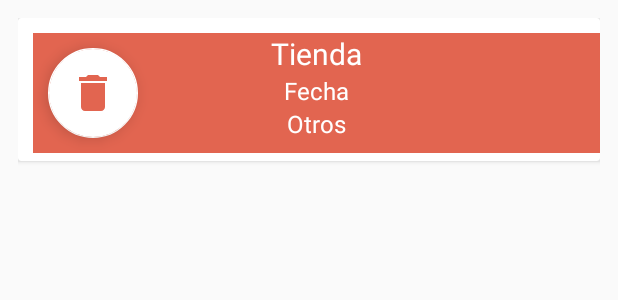
After one commit to Luigi1291/ProyectoFinal, an Android app: the layout bills_list_view.xml on its own in the app's theme, with its tools: preview values and no code run, on a phone screen of 412 x 824 dp. The commit adds this screen. Shown: the top 300 px of the screen. Run offline under Robolectric (Android 15) with nearby library versions, the phone set to English and light mode, and no system bars.

Commit message:
Bills ListView/Adapter & Delete Button

```diff
--- /dev/null
+++ b/app/src/main/res/drawable-anydpi/ic_delete.xml
@@ -0,0 +1,13 @@
+<vector xmlns:android="http://schemas.android.com/apk/res/android"
+    android:width="24dp"
+    android:height="24dp"
+    android:viewportWidth="18"
+    android:viewportHeight="18"
+    android:tint="#E26550">
+  <group android:translateX="-3"
+      android:translateY="-3">
+      <path
+          android:fillColor="#FF000000"
+          android:pathData="M6,19c0,1.1 0.9,2 2,2h8c1.1,0 2,-0.9 2,-2V7H6v12zM19,4h-3.5l-1,-1h-5l-1,1H5v2h14V4z"/>
+  </group>
+</vector>
--- /dev/null
+++ b/app/src/main/res/layout/bills_list_view.xml
@@ -0,0 +1,67 @@
+<?xml version="1.0" encoding="utf-8"?>
+<LinearLayout
+    xmlns:android="http://schemas.android.com/apk/res/android"
+    android:layout_width="match_parent"
+    android:layout_height="match_parent"
+    android:orientation="vertical"
+    android:padding="12dp">
+
+    <androidx.cardview.widget.CardView
+        android:id="@+id/expressionCardView"
+        android:layout_width="match_parent"
+        android:layout_height="wrap_content">
+
+        <RelativeLayout
+            android:id="@+id/layout_List_View"
+            android:layout_width="match_parent"
+            android:layout_height="match_parent"
+            android:layout_marginLeft="10dp"
+            android:layout_marginTop="10dp"
+            android:layout_marginBottom="5dp"
+            android:background="@color/colorAppBackground">
+
+            <TextView
+                android:id="@+id/txtStore"
+                android:layout_width="match_parent"
+                android:layout_height="wrap_content"
+                android:text="@string/storeName"
+                android:layout_alignParentLeft="true"
+                android:textSize="20dp"
+                android:textAlignment="center"
+                android:textColor="@color/colorAccent"/>
+
+            <TextView
+                android:id="@+id/txtBillDate"
+                android:layout_width="match_parent"
+                android:layout_height="wrap_content"
+                android:text="@string/billDate"
+                android:textSize="16dp"
+                android:layout_below="@+id/txtStore"
+                android:textAlignment="center"
+                android:textColor="@color/colorAccent"/>
+
+            <TextView
+                android:id="@+id/txtOther"
+                android:layout_width="match_parent"
+                android:layout_height="wrap_content"
+                android:text="@string/other"
+                android:textSize="16dp"
+                android:layout_below="@+id/txtBillDate"
+                android:textAlignment="center"
+                android:textColor="@color/colorAccent"/>
+
+            <com.google.android.material.floatingactionbutton.FloatingActionButton
+                xmlns:app="http://schemas.android.com/apk/res-auto"
+                android:id="@+id/btnDeleteBill"
+                android:layout_width="wrap_content"
+                android:layout_height="wrap_content"
+                android:layout_marginTop="10dp"
+                android:layout_marginLeft="10dp"
+                android:layout_marginBottom="10dp"
+                app:fabCustomSize="60dp"
+                android:backgroundTint="@color/colorAccent"
+                android:src="@drawable/ic_delete"/>
+
+        </RelativeLayout>
+    </androidx.cardview.widget.CardView>
+</LinearLayout>
--- a/app/src/main/res/values/strings.xml
+++ b/app/src/main/res/values/strings.xml
@@ -63,4 +63,9 @@
     <string name="inputSearchHint">Ingrese Dirección o Ciudad</string>
     <string name="btnSaveLocationHint">Guardar Ubicación</string>
 
+    <!-- List Bills -->
+    <string name="storeName">Tienda</string>
+    <string name="billDate">Fecha</string>
+    <string name="other">Otros</string>
+    <string name="listHeader">Listado de Facturas</string>
 </resources>
```
Also changed, not shown: app/src/main/java/com/lusberc/billwallet/Adapters/BillsAdapterView.java (added, +58 -0 lines), app/src/main/java/com/lusberc/billwallet/Fragments/FragmentList.java (added, +38 -0 lines), app/src/main/java/com/lusberc/billwallet/LogIn/FragmentLogin.java (+11 -21 lines), app/src/main/java/com/lusberc/billwallet/Models/Bill.java (+14 -0 lines), app/src/main/java/com/lusberc/billwallet/Utilities/ProgressBarCustom.java (added, +24 -0 lines), app/src/main/res/layout/fragment_main_list.xml (added, +28 -0 lines), app/src/main/res/drawable-hdpi/ic_delete.png (added), app/src/main/res/drawable-mdpi/ic_delete.png (added), app/src/main/res/drawable-xhdpi/ic_delete.png (added), app/src/main/res/drawable-xxhdpi/ic_delete.png (added), 1 other file.
